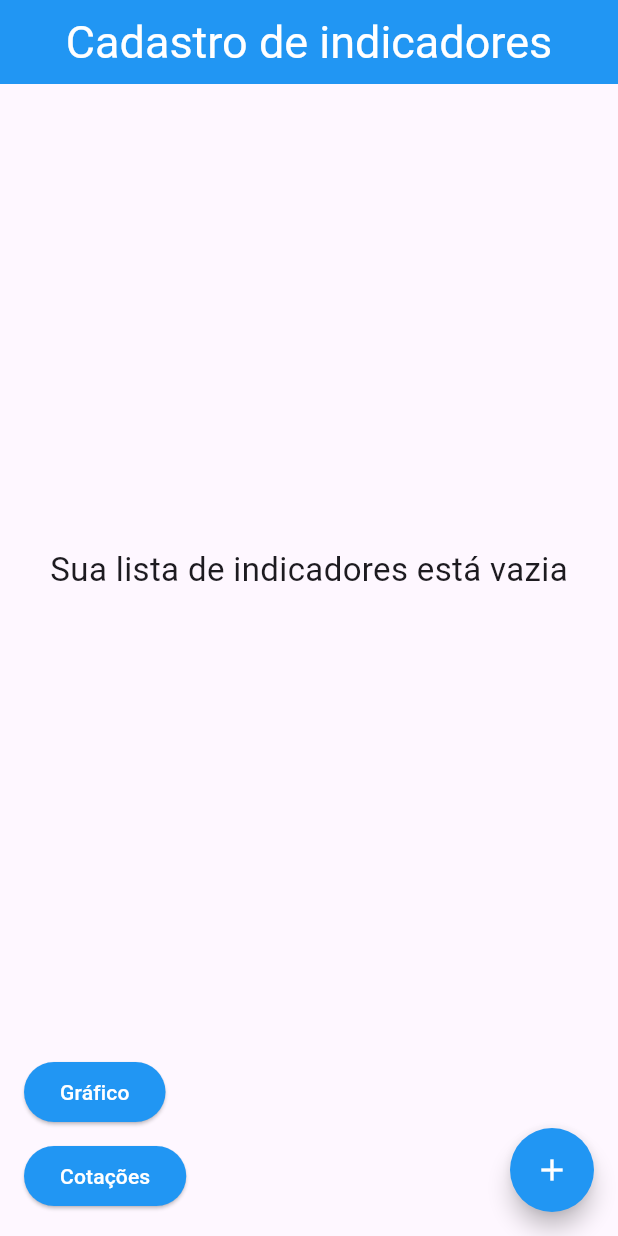
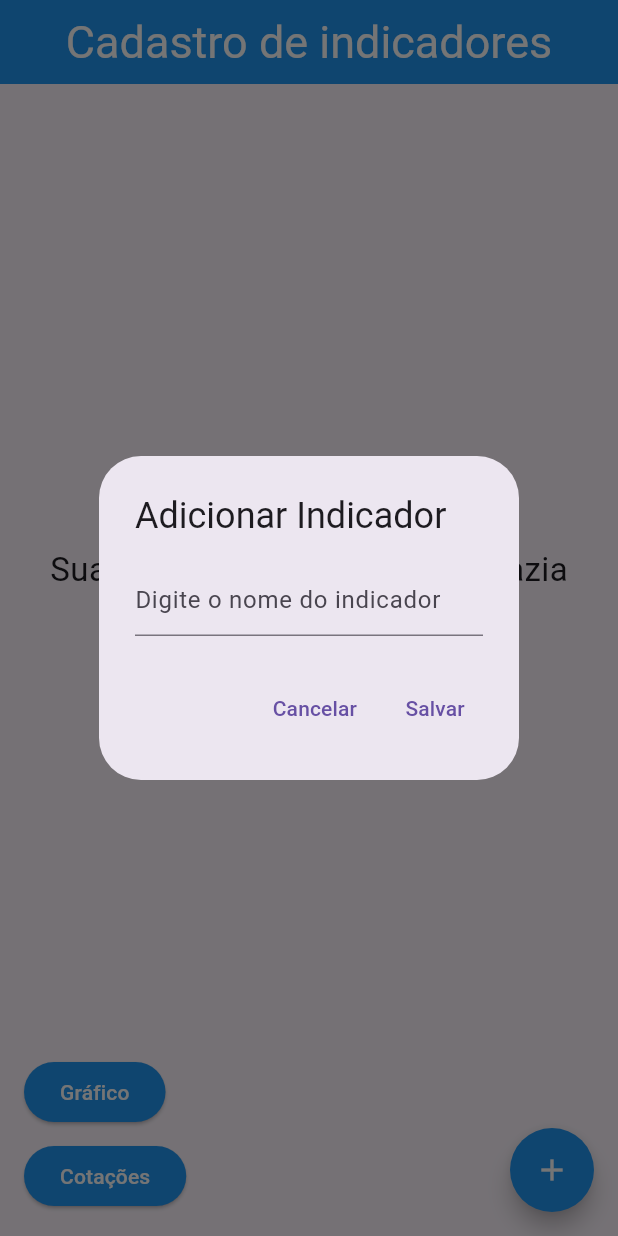
Before and after one commit to Lulispliff/app_grafico_compartilhado, a Flutter app: the screen it shows after launch, after a tap on the "add" icon, on a phone screen of 412 x 824 dp. Run offline on Flutter 3.47's test engine with Material 3 defaults, Android fonts, the phone set to English and light mode, and no system bars; our stand-ins replace isar; accounts and stored records are empty; generated files the repository leaves out were written again.

Commit message:
Criei a funçao create na indicador_screen

```diff
--- a/lib/src/isar/moeda_model.dart
+++ b/lib/src/isar/moeda_model.dart
@@ -5,6 +5,6 @@ part 'moeda_model.g.dart';
 class Moeda {
   Id id = Isar.autoIncrement;
   late String nome;
-  late final DateTime dataHora;
-  late final double valor;
+  DateTime dataHora = DateTime.now();
+  double? valor;
 }
--- a/lib/src/screens/indicador_screen.dart
+++ b/lib/src/screens/indicador_screen.dart
@@ -1,7 +1,9 @@
+import 'package:app_grafico_compartilhado/src/isar/moeda_database.dart';
+import 'package:app_grafico_compartilhado/src/isar/moeda_model.dart';
 import 'package:app_grafico_compartilhado/src/screens/cotacao_screen.dart';
 import 'package:app_grafico_compartilhado/src/screens/grafico_screen.dart';
 import 'package:flutter/material.dart';
-import 'package:app_grafico_compartilhado/src/models/indicador.dart';
+import 'package:provider/provider.dart';
 
 class IndicadorScreen extends StatefulWidget {
   const IndicadorScreen({super.key});
@@ -11,7 +13,7 @@ class IndicadorScreen extends StatefulWidget {
 }
 
 class IndicadorScreenState extends State<IndicadorScreen> {
-  List<Indicador> indicadores = [];
+  final textController = TextEditingController();
 
   @override
   Widget build(BuildContext context) {
@@ -40,7 +42,9 @@ class IndicadorScreenState extends State<IndicadorScreen> {
   }
 
   Widget _buildIndicadoresList() {
-    return indicadores.isEmpty
+    final moedaDatabase = context.watch<MoedaDatabase>();
+    List<Moeda> currentMoeda = moedaDatabase.currentMoeda;
+    return currentMoeda.isEmpty
         ? const Center(
             child: Text(
               "Sua lista de indicadores está vazia",
@@ -48,11 +52,11 @@ class IndicadorScreenState extends State<IndicadorScreen> {
             ),
           )
         : ListView.builder(
-            itemCount: indicadores.length,
+            itemCount: currentMoeda.length,
             itemBuilder: (context, index) {
+              final moeda = currentMoeda[index];
               return ListTile(
-                title: Text(indicadores[index].nome),
-                // Adicione mais informações do indicador, se necessário
+                title: Text(moeda.nome),
               );
             },
           );
@@ -89,7 +93,7 @@ class IndicadorScreenState extends State<IndicadorScreen> {
 
   Widget _buildAddIndicadorButton() {
     return FloatingActionButton(
-      onPressed: () {},
+      onPressed: createMoeda,
       backgroundColor: Colors.blue,
       shape: const CircleBorder(),
       child: const Icon(Icons.add, color: Colors.white),
@@ -105,4 +109,39 @@ class IndicadorScreenState extends State<IndicadorScreen> {
     Navigator.push(context,
         MaterialPageRoute(builder: (context) => const CotacaoScreen()));
   }
+
+  void createMoeda() {
+    showDialog(
+      context: context,
+      builder: (context) {
+        return AlertDialog(
+          title: const Text("Adicionar Indicador"),
+          content: TextField(
+            controller: textController,
+            decoration:
+                const InputDecoration(hintText: "Digite o nome do indicador"),
+          ),
+          actions: [
+            TextButton(
+              child: const Text('Cancelar'),
+              onPressed: () {
+                Navigator.of(context).pop();
+              },
+            ),
+            TextButton(
+              child: const Text('Salvar'),
+              onPressed: () {
+                context.read<MoedaDatabase>().addMoeda(textController.text);
+                Navigator.pop(context);
+              },
+            ),
+          ],
+        );
+      },
+    );
+  }
+
+  void readMoeda() {
+    context.watch<MoedaDatabase>().fetchMoedas();
+  }
 }
```
Also changed, not shown: lib/src/isar/moeda_model.g.dart.
